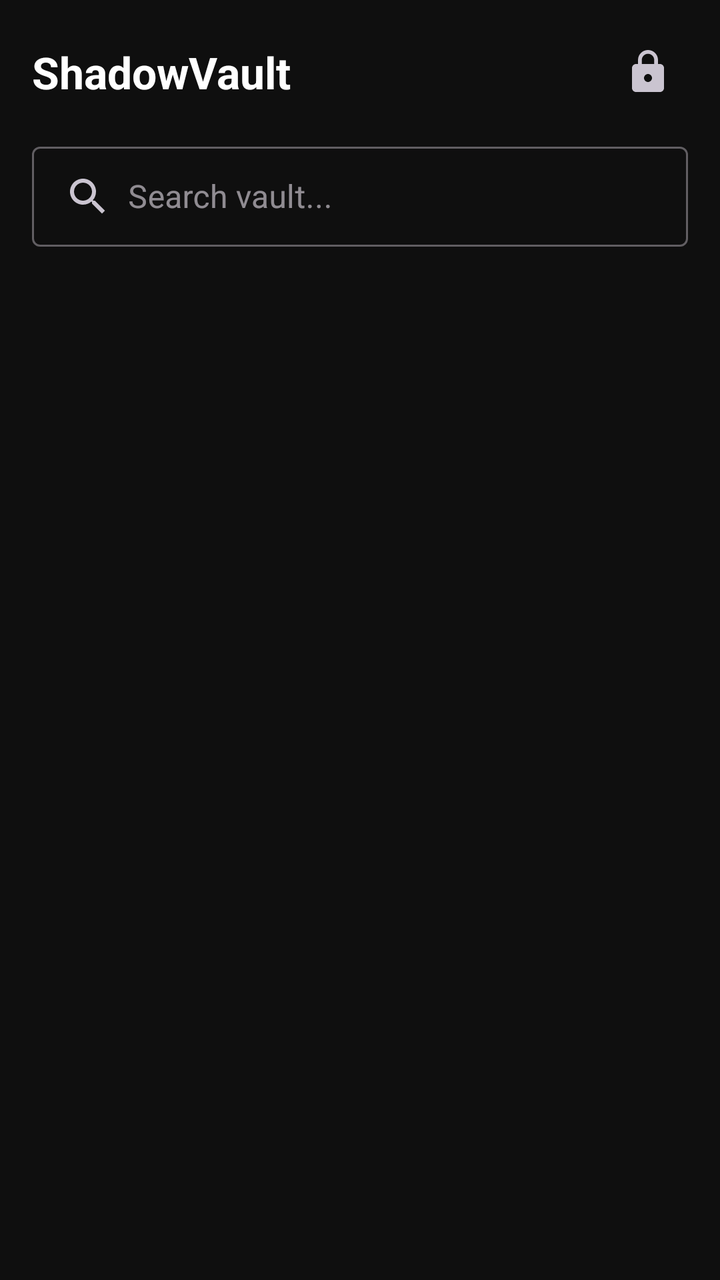
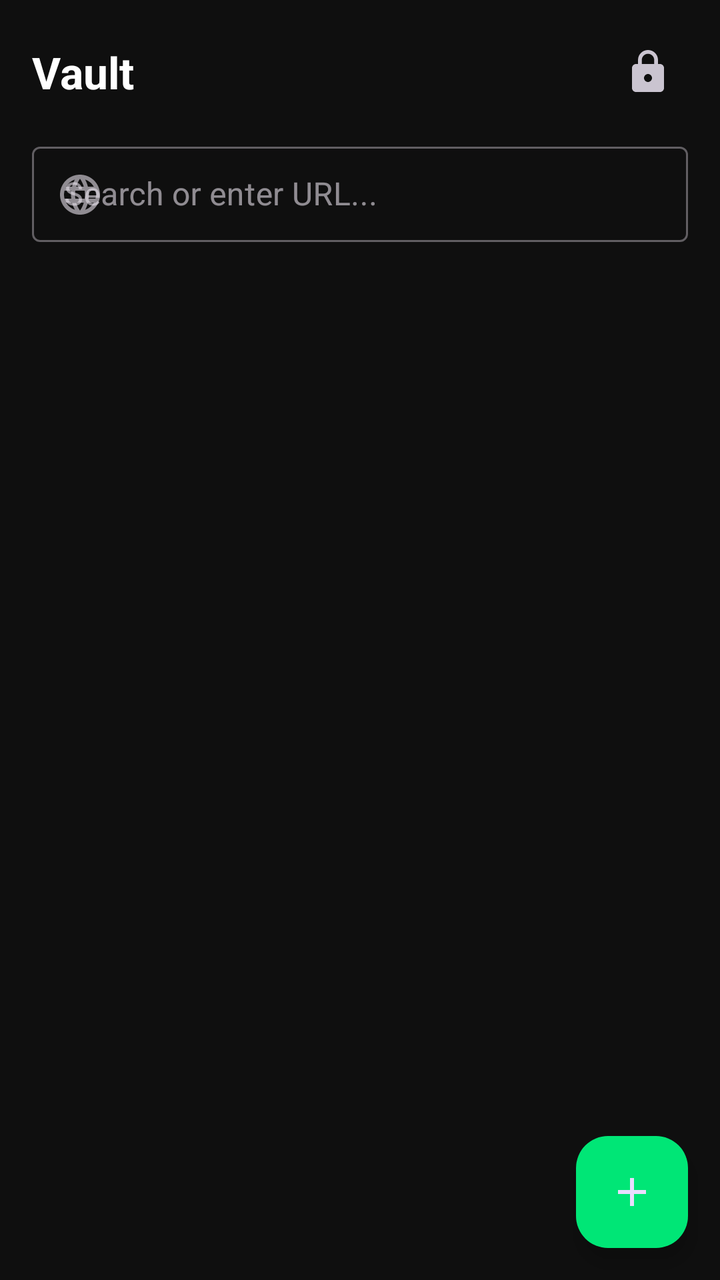

The first picture is an Android layout as it rendered before a commit; the second is the same layout after the commit. The layout source and the unified diff follow.
<!-- AndroidManifest.xml: application theme Theme.ShadowCalc -->
<!-- res/layout/activity_home.xml -->
<?xml version="1.0" encoding="utf-8"?>
<LinearLayout xmlns:android="http://schemas.android.com/apk/res/android"
    android:layout_width="match_parent"
    android:layout_height="match_parent"
    android:orientation="vertical"
    android:background="@color/bg_dark"
    android:padding="16dp">

    <LinearLayout
        android:layout_width="match_parent"
        android:layout_height="wrap_content"
        android:orientation="horizontal"
        android:gravity="center_vertical">

        <TextView
            android:layout_width="0dp"
            android:layout_height="wrap_content"
            android:layout_weight="1"
            android:text="ShadowVault"
            android:textColor="@color/text_primary"
            android:textSize="22sp"
            android:textStyle="bold" />

        <ImageButton
            android:id="@+id/btnLock"
            android:layout_width="40dp"
            android:layout_height="40dp"
            android:background="?attr/selectableItemBackgroundBorderless"
            android:src="@drawable/ic_lock"
            android:contentDescription="Lock" />
    </LinearLayout>

    <com.google.android.material.textfield.TextInputLayout
        android:layout_width="match_parent"
        android:layout_height="wrap_content"
        android:layout_marginTop="12dp"
        android:hint="Search vault..."
        style="@style/Widget.MaterialComponents.TextInputLayout.OutlinedBox.Dense">
        <com.google.android.material.textfield.TextInputEditText
            android:id="@+id/etSearch"
            android:layout_width="match_parent"
            android:layout_height="wrap_content"
            android:textColor="@color/text_primary"
            android:imeOptions="actionSearch"
            android:inputType="text"
            android:drawableStart="@drawable/ic_search"
            android:drawablePadding="8dp" />
    </com.google.android.material.textfield.TextInputLayout>

    <androidx.recyclerview.widget.RecyclerView
        android:id="@+id/recyclerView"
        android:layout_width="match_parent"
        android:layout_height="match_parent"
        android:layout_marginTop="12dp" />
</LinearLayout>
<!-- resources referenced by this layout -->
<resources>
  <color name="bg_dark">#0F0F0F</color>
  <color name="text_primary">#FFFFFF</color>
  <!-- drawable ic_lock (drawable) -->
  <?xml version="1.0" encoding="utf-8"?>
  <vector xmlns:android="http://schemas.android.com/apk/res/android"
      android:width="24dp" android:height="24dp"
      android:viewportWidth="24" android:viewportHeight="24"
      android:tint="?attr/colorControlNormal">
      <path android:fillColor="#FFFFFF"
          android:pathData="M18,8h-1V6c0,-2.76 -2.24,-5 -5,-5S7,3.24 7,6v2H6c-1.1,0 -2,0.9 -2,2v10c0,1.1 0.9,2 2,2h12c1.1,0 2,-0.9 2,-2V10c0,-1.1 -0.9,-2 -2,-2zM12,17c-1.1,0 -2,-0.9 -2,-2s0.9,-2 2,-2 2,0.9 2,2 -0.9,2 -2,2zM15.1,8H8.9V6c0,-1.71 1.39,-3.1 3.1,-3.1 1.71,0 3.1,1.39 3.1,3.1v2z"/>
  </vector>
  <!-- drawable ic_search (drawable) -->
  <?xml version="1.0" encoding="utf-8"?>
  <vector xmlns:android="http://schemas.android.com/apk/res/android"
      android:width="24dp" android:height="24dp"
      android:viewportWidth="24" android:viewportHeight="24"
      android:tint="?attr/colorControlNormal">
      <path android:fillColor="#FFFFFF"
          android:pathData="M15.5,14h-0.79l-0.28,-0.27C15.41,12.59 16,11.11 16,9.5 16,5.91 13.09,3 9.5,3S3,5.91 3,9.5 5.91,16 9.5,16c1.61,0 3.09,-0.59 4.23,-1.57l0.27,0.28v0.79l5,4.99L20.49,19l-4.99,-5zM9.5,14C7.01,14 5,11.99 5,9.5S7.01,5 9.5,5 14,7.01 14,9.5 11.99,14 9.5,14z"/>
  </vector>
  <style name="Theme.ShadowCalc" parent="Theme.Material3.Dark.NoActionBar">
          <item name="colorPrimary">@color/accent</item>
          <item name="colorPrimaryDark">@color/bg_dark</item>
          <item name="colorAccent">@color/accent</item>
          <item name="android:windowBackground">@color/bg_dark</item>
          <item name="android:statusBarColor">@color/bg_dark</item>
          <item name="android:navigationBarColor">@color/bg_dark</item>
          <item name="android:windowLightStatusBar">false</item>
      </style>
  <color name="accent">#00E676</color>
</resources>

<!-- the commit's change to res/layout/activity_home.xml (unified diff, before → after) -->
@@ -1,55 +1,71 @@
 <?xml version="1.0" encoding="utf-8"?>
-<LinearLayout xmlns:android="http://schemas.android.com/apk/res/android"
+<androidx.coordinatorlayout.widget.CoordinatorLayout xmlns:android="http://schemas.android.com/apk/res/android"
+    xmlns:app="http://schemas.android.com/apk/res-auto"
     android:layout_width="match_parent"
     android:layout_height="match_parent"
-    android:orientation="vertical"
-    android:background="@color/bg_dark"
-    android:padding="16dp">
+    android:background="@color/bg_dark">
 
     <LinearLayout
         android:layout_width="match_parent"
-        android:layout_height="wrap_content"
-        android:orientation="horizontal"
-        android:gravity="center_vertical">
+        android:layout_height="match_parent"
+        android:orientation="vertical"
+        android:padding="16dp">
 
-        <TextView
-            android:layout_width="0dp"
+        <LinearLayout
+            android:layout_width="match_parent"
             android:layout_height="wrap_content"
-            android:layout_weight="1"
-            android:text="ShadowVault"
-            android:textColor="@color/text_primary"
-            android:textSize="22sp"
-            android:textStyle="bold" />
+            android:orientation="horizontal"
+            android:gravity="center_vertical">
 
-        <ImageButton
-            android:id="@+id/btnLock"
-            android:layout_width="40dp"
-            android:layout_height="40dp"
-            android:background="?attr/selectableItemBackgroundBorderless"
-            android:src="@drawable/ic_lock"
-            android:contentDescription="Lock" />
+            <TextView
+                android:layout_width="0dp"
+                android:layout_height="wrap_content"
+                android:layout_weight="1"
+                android:text="Vault"
+                android:textColor="@color/text_primary"
+                android:textSize="22sp"
+                android:textStyle="bold" />
+
+            <ImageButton
+                android:id="@+id/btnLock"
+                android:layout_width="40dp"
+                android:layout_height="40dp"
+                android:background="?attr/selectableItemBackgroundBorderless"
+                android:src="@drawable/ic_lock"
+                android:contentDescription="Lock" />
+        </LinearLayout>
+
+        
+        <com.google.android.material.textfield.TextInputLayout
+            android:layout_width="match_parent"
+            android:layout_height="wrap_content"
+            android:layout_marginTop="12dp"
+            android:hint="Search or enter URL..."
+            app:startIconDrawable="@drawable/ic_browser"
+            style="@style/Widget.MaterialComponents.TextInputLayout.OutlinedBox.Dense">
+            <com.google.android.material.textfield.TextInputEditText
+                android:id="@+id/etBrowserSearch"
+                android:layout_width="match_parent"
+                android:layout_height="wrap_content"
+                android:textColor="@color/text_primary"
+                android:imeOptions="actionSearch"
+                android:inputType="textUri" />
+        </com.google.android.material.textfield.TextInputLayout>
+
+        <androidx.recyclerview.widget.RecyclerView
+            android:id="@+id/recyclerView"
+            android:layout_width="match_parent"
+            android:layout_height="match_parent"
+            android:layout_marginTop="12dp" />
     </LinearLayout>
 
-    <com.google.android.material.textfield.TextInputLayout
-        android:layout_width="match_parent"
+    <com.google.android.material.floatingactionbutton.FloatingActionButton
+        android:id="@+id/fabAdd"
+        android:layout_width="wrap_content"
         android:layout_height="wrap_content"
-        android:layout_marginTop="12dp"
-        android:hint="Search vault..."
-        style="@style/Widget.MaterialComponents.TextInputLayout.OutlinedBox.Dense">
-        <com.google.android.material.textfield.TextInputEditText
-            android:id="@+id/etSearch"
-            android:layout_width="match_parent"
-            android:layout_height="wrap_content"
-            android:textColor="@color/text_primary"
-            android:imeOptions="actionSearch"
-            android:inputType="text"
-            android:drawableStart="@drawable/ic_search"
-            android:drawablePadding="8dp" />
-    </com.google.android.material.textfield.TextInputLayout>
-
-    <androidx.recyclerview.widget.RecyclerView
-        android:id="@+id/recyclerView"
-        android:layout_width="match_parent"
-        android:layout_height="match_parent"
-        android:layout_marginTop="12dp" />
-</LinearLayout>
+        android:layout_gravity="end|bottom"
+        android:layout_margin="16dp"
+        android:src="@drawable/ic_add"
+        app:backgroundTint="@color/accent"
+        android:contentDescription="Add" />
+</androidx.coordinatorlayout.widget.CoordinatorLayout>
<!-- resource entries referenced after the edit -->
@@ -2,6 +2,24 @@
 <resources>
   <color name="bg_dark">#0F0F0F</color>
   <color name="text_primary">#FFFFFF</color>
+  <!-- drawable ic_add (drawable) -->
+  <?xml version="1.0" encoding="utf-8"?>
+  <vector xmlns:android="http://schemas.android.com/apk/res/android"
+      android:width="24dp" android:height="24dp"
+      android:viewportWidth="24" android:viewportHeight="24"
+      android:tint="?attr/colorControlNormal">
+      <path android:fillColor="#FFFFFF"
+          android:pathData="M19,13h-6v6h-2v-6H5v-2h6V5h2v6h6v2z"/>
+  </vector>
+  <!-- drawable ic_browser (drawable) -->
+  <?xml version="1.0" encoding="utf-8"?>
+  <vector xmlns:android="http://schemas.android.com/apk/res/android"
+      android:width="24dp" android:height="24dp"
+      android:viewportWidth="24" android:viewportHeight="24"
+      android:tint="?attr/colorControlNormal">
+      <path android:fillColor="#FFFFFF"
+          android:pathData="M11.99,2C6.47,2 2,6.48 2,12s4.47,10 9.99,10C17.52,22 22,17.52 22,12S17.52,2 11.99,2zM18.92,8h-2.95c-0.32,-1.25 -0.78,-2.45 -1.38,-3.56 1.84,0.63 3.37,1.91 4.33,3.56zM12,4.04c0.83,1.2 1.48,2.53 1.91,3.96h-3.82c0.43,-1.43 1.08,-2.76 1.91,-3.96zM4.26,14C4.1,13.36 4,12.69 4,12s0.1,-1.36 0.26,-2h3.38c-0.08,0.66 -0.14,1.32 -0.14,2 0,0.68 0.06,1.34 0.14,2H4.26zM5.08,16h2.95c0.32,1.25 0.78,2.45 1.38,3.56 -1.84,-0.63 -3.37,-1.91 -4.33,-3.56zM8.03,8H5.08c0.96,-1.65 2.49,-2.93 4.33,-3.56C8.81,5.55 8.35,6.75 8.03,8zM12,19.96c-0.83,-1.2 -1.48,-2.53 -1.91,-3.96h3.82c-0.43,1.43 -1.08,2.76 -1.91,3.96zM14.34,14H9.66c-0.09,-0.66 -0.16,-1.32 -0.16,-2 0,-0.68 0.07,-1.35 0.16,-2h4.68c0.09,0.65 0.16,1.32 0.16,2 0,0.68 -0.07,1.34 -0.16,2zM14.59,19.56c0.6,-1.11 1.06,-2.31 1.38,-3.56h2.95c-0.96,1.65 -2.49,2.93 -4.33,3.56zM16.36,14c0.08,-0.66 0.14,-1.32 0.14,-2 0,-0.68 -0.06,-1.34 -0.14,-2h3.38c0.16,0.64 0.26,1.31 0.26,2s-0.1,1.36 -0.26,2h-3.38z"/>
+  </vector>
   <!-- drawable ic_lock (drawable) -->
   <?xml version="1.0" encoding="utf-8"?>
   <vector xmlns:android="http://schemas.android.com/apk/res/android"
@@ -10,15 +28,6 @@
       android:tint="?attr/colorControlNormal">
       <path android:fillColor="#FFFFFF"
           android:pathData="M18,8h-1V6c0,-2.76 -2.24,-5 -5,-5S7,3.24 7,6v2H6c-1.1,0 -2,0.9 -2,2v10c0,1.1 0.9,2 2,2h12c1.1,0 2,-0.9 2,-2V10c0,-1.1 -0.9,-2 -2,-2zM12,17c-1.1,0 -2,-0.9 -2,-2s0.9,-2 2,-2 2,0.9 2,2 -0.9,2 -2,2zM15.1,8H8.9V6c0,-1.71 1.39,-3.1 3.1,-3.1 1.71,0 3.1,1.39 3.1,3.1v2z"/>
-  </vector>
-  <!-- drawable ic_search (drawable) -->
-  <?xml version="1.0" encoding="utf-8"?>
-  <vector xmlns:android="http://schemas.android.com/apk/res/android"
-      android:width="24dp" android:height="24dp"
-      android:viewportWidth="24" android:viewportHeight="24"
-      android:tint="?attr/colorControlNormal">
-      <path android:fillColor="#FFFFFF"
-          android:pathData="M15.5,14h-0.79l-0.28,-0.27C15.41,12.59 16,11.11 16,9.5 16,5.91 13.09,3 9.5,3S3,5.91 3,9.5 5.91,16 9.5,16c1.61,0 3.09,-0.59 4.23,-1.57l0.27,0.28v0.79l5,4.99L20.49,19l-4.99,-5zM9.5,14C7.01,14 5,11.99 5,9.5S7.01,5 9.5,5 14,7.01 14,9.5 11.99,14 9.5,14z"/>
   </vector>
   <style name="Theme.ShadowCalc" parent="Theme.Material3.Dark.NoActionBar">
           <item name="colorPrimary">@color/accent</item>
